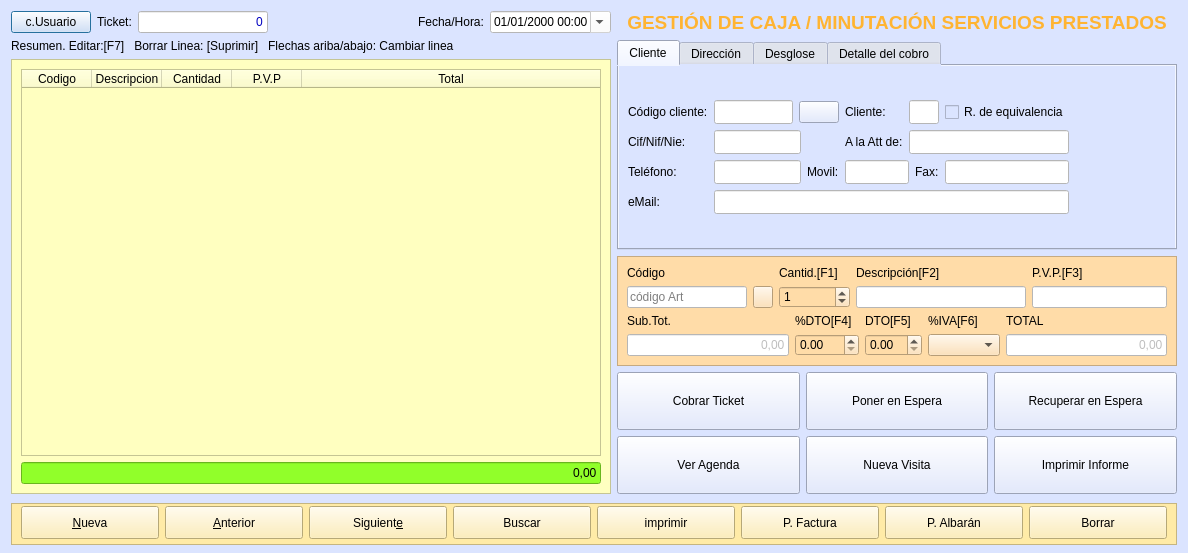
The window that TPV/frmcajaminuta.ui (arcnexus/RedFoX) describes before a commit, drawn with Qt 5.
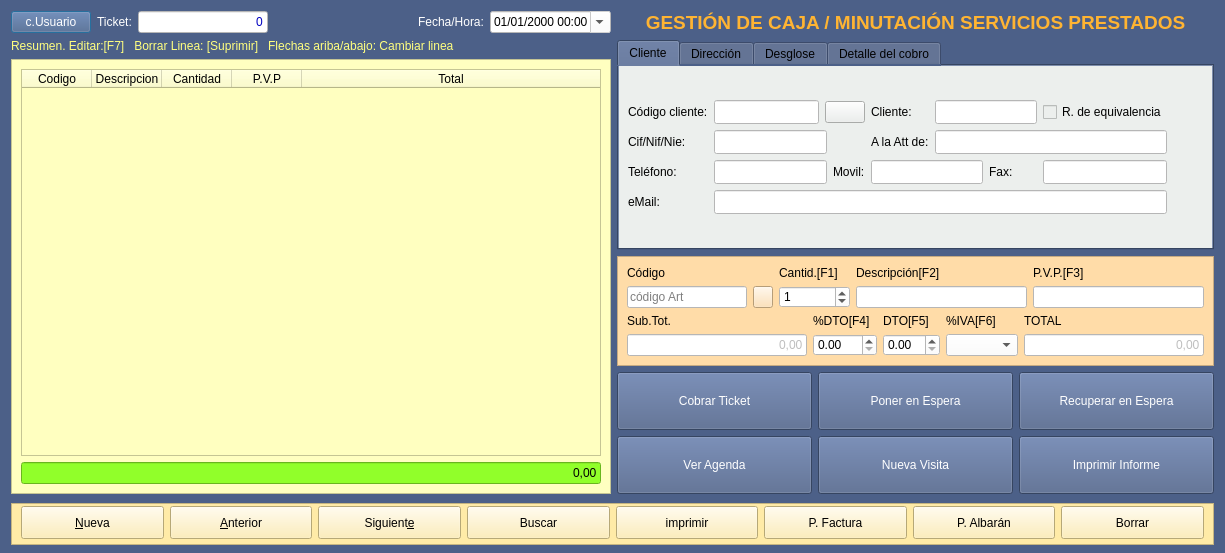
The same window after the commit. The open tabs and pages were chosen to show the change. Icons and pictures are not drawn.

Commit message: Estilo ventanas

Diff of the .ui file:
```diff
--- a/TPV/frmcajaminuta.ui
+++ b/TPV/frmcajaminuta.ui
@@ -6,7 +6,7 @@
    <rect>
     <x>0</x>
     <y>0</y>
-    <width>1068</width>
+    <width>1225</width>
     <height>553</height>
    </rect>
   </property>
@@ -18,12 +18,15 @@
     <normaloff>:/Icons/PNG/terra.png</normaloff>:/Icons/PNG/terra.png</iconset>
   </property>
   <property name="styleSheet">
-   <string notr="true">background-color: rgb(219, 228, 255);
+   <string notr="true">background-color: #4C6088;
 </string>
   </property>
   <layout class="QGridLayout" name="gridLayout_8">
    <item row="0" column="0">
     <widget class="QPushButton" name="btnCambioUsuario">
+     <property name="styleSheet">
+      <string notr="true">color: rgb(255, 255, 255);</string>
+     </property>
      <property name="text">
       <string>c.Usuario</string>
      </property>
@@ -31,6 +34,9 @@
    </item>
    <item row="0" column="1">
     <widget class="QLabel" name="label_12">
+     <property name="styleSheet">
+      <string notr="true">color: rgb(255, 255, 255);</string>
+     </property>
      <property name="text">
       <string>Ticket:</string>
      </property>
@@ -74,6 +80,9 @@
    </item>
    <item row="0" column="4">
     <widget class="QLabel" name="label_16">
+     <property name="styleSheet">
+      <string notr="true">color: rgb(255, 255, 255);</string>
+     </property>
      <property name="text">
       <string>Fecha/Hora:</string>
      </property>
@@ -147,6 +156,9 @@
           <verstretch>0</verstretch>
          </sizepolicy>
         </property>
+        <property name="styleSheet">
+         <string notr="true">background-color: #ecefed;</string>
+        </property>
         <attribute name="title">
          <string>Cliente</string>
         </attribute>
@@ -314,10 +326,16 @@
             <widget class="QLabel" name="label">
              <property name="minimumSize">
               <size>
-               <width>91</width>
+               <width>30</width>
                <height>91</height>
               </size>
              </property>
+             <property name="maximumSize">
+              <size>
+               <width>30</width>
+               <height>16777215</height>
+              </size>
+             </property>
              <property name="text">
               <string/>
              </property>
@@ -1653,16 +1671,27 @@
           </item>
           <item row="1" column="1">
            <widget class="QDoubleSpinBox" name="txtPorcDtoArticulo">
+            <property name="styleSheet">
+             <string notr="true">background-color: rgb(255, 255, 255);</string>
+            </property>
             <property name="maximum">
              <double>100.000000000000000</double>
             </property>
            </widget>
           </item>
           <item row="1" column="2">
-           <widget class="QDoubleSpinBox" name="txtDtoArticulo"/>
+           <widget class="QDoubleSpinBox" name="txtDtoArticulo">
+            <property name="styleSheet">
+             <string notr="true">background-color: rgb(255, 255, 255);</string>
+            </property>
+           </widget>
           </item>
           <item row="1" column="3">
-           <widget class="QComboBox" name="txtPorcIVAArticulo"/>
+           <widget class="QComboBox" name="txtPorcIVAArticulo">
+            <property name="styleSheet">
+             <string notr="true">background-color: rgb(255, 255, 255);</string>
+            </property>
+           </widget>
           </item>
          </layout>
         </item>
@@ -1763,6 +1792,9 @@
           </item>
           <item row="2" column="2">
            <widget class="QSpinBox" name="txtcCantidadArticulo">
+            <property name="styleSheet">
+             <string notr="true">background-color: rgb(255, 255, 255);</string>
+            </property>
             <property name="minimum">
              <number>-999999999</number>
             </property>
@@ -1795,6 +1827,9 @@
            <height>0</height>
           </size>
          </property>
+         <property name="styleSheet">
+          <string notr="true">color: rgb(255, 255, 255);</string>
+         </property>
          <property name="text">
           <string>Poner en Espera</string>
          </property>
@@ -1814,6 +1849,9 @@
            <height>0</height>
           </size>
          </property>
+         <property name="styleSheet">
+          <string notr="true">color: rgb(255, 255, 255);</string>
+         </property>
          <property name="text">
           <string>Ver Agenda</string>
          </property>
@@ -1833,6 +1871,9 @@
            <height>0</height>
           </size>
          </property>
+         <property name="styleSheet">
+          <string notr="true">color: rgb(255, 255, 255);</string>
+         </property>
          <property name="text">
           <string>Cobrar Ticket</string>
          </property>
@@ -1852,6 +1893,9 @@
            <height>0</height>
           </size>
          </property>
+         <property name="styleSheet">
+          <string notr="true">color: rgb(255, 255, 255);</string>
+         </property>
          <property name="text">
           <string>Nueva Visita</string>
          </property>
@@ -1871,6 +1915,9 @@
            <height>0</height>
           </size>
          </property>
+         <property name="styleSheet">
+          <string notr="true">color: rgb(255, 255, 255);</string>
+         </property>
          <property name="text">
           <string>Imprimir Informe</string>
          </property>
@@ -1890,6 +1937,9 @@
            <height>0</height>
           </size>
          </property>
+         <property name="styleSheet">
+          <string notr="true">color: rgb(255, 255, 255);</string>
+         </property>
          <property name="text">
           <string>Recuperar en Espera</string>
          </property>
@@ -2175,6 +2225,9 @@
    </item>
    <item row="1" column="0" colspan="6">
     <widget class="QLabel" name="label_19">
+     <property name="styleSheet">
+      <string notr="true">color: rgb(255, 255, 127);</string>
+     </property>
      <property name="text">
       <string>Resumen. Editar:[F7]   Borrar Linea: [Suprimir]   Flechas ariba/abajo: Cambiar linea</string>
      </property>
```
Left out of the diff: 17 changed lines with no effect on the pictures. The commit also changes 7 other files.
